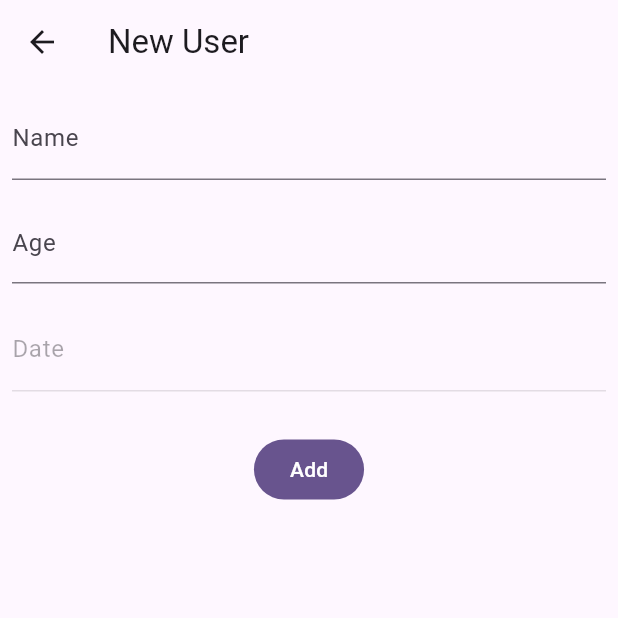
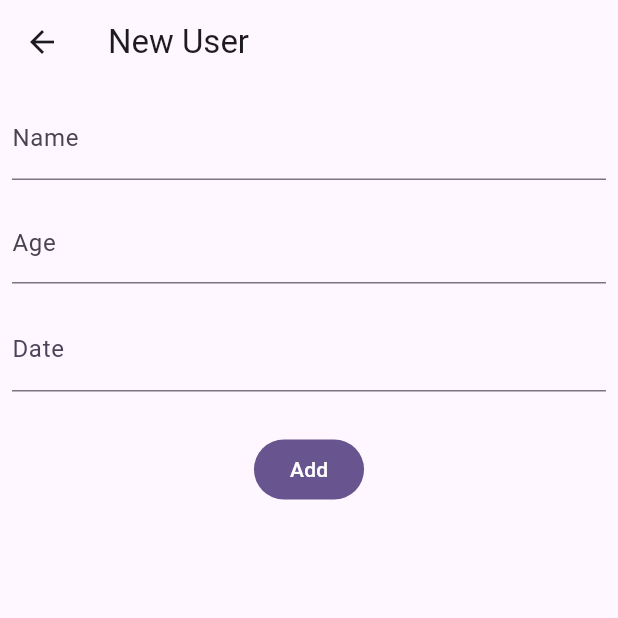
Before and after one commit to tksoh/firebase_starter, a Flutter app: the MyUserUserFormPage screen opened directly, on a phone screen of 412 x 824 dp, the top half of it. Run offline on Flutter 3.47's test engine with Material 3 defaults, Android fonts, the phone set to English and light mode, and no system bars; our stand-ins replace cloud_firestore, firebase_auth, firebase_core, shared_preferences; missing offline and left inert: firebase_ui_auth; accounts and stored records are empty; generated files the repository leaves out were written again.

Commit message:
tweak border color of date input widget

```diff
--- a/lib/ui/core/ui/inputs.dart
+++ b/lib/ui/core/ui/inputs.dart
@@ -117,15 +117,24 @@ class _DateInputState extends State<DateInput> {
 
   @override
   Widget build(BuildContext context) {
+    final themeData = Theme.of(context);
+    final textColor =
+        themeData.brightness == Brightness.light ? Colors.black : Colors.white;
     return GestureDetector(
       onTap: () {
         selectNewDate(dateCtrl);
       },
       child: TextFormField(
+        style: TextStyle(color: textColor),
         controller: widget.controller,
         decoration: InputDecoration(
-          border: const UnderlineInputBorder(),
+          disabledBorder: UnderlineInputBorder(
+            borderSide: BorderSide(color: themeData.dividerColor),
+          ),
           labelText: widget.label,
+          labelStyle: TextStyle(
+            color: themeData.colorScheme.onSecondaryContainer,
+          ),
         ),
         enabled: false,
       ),
```
